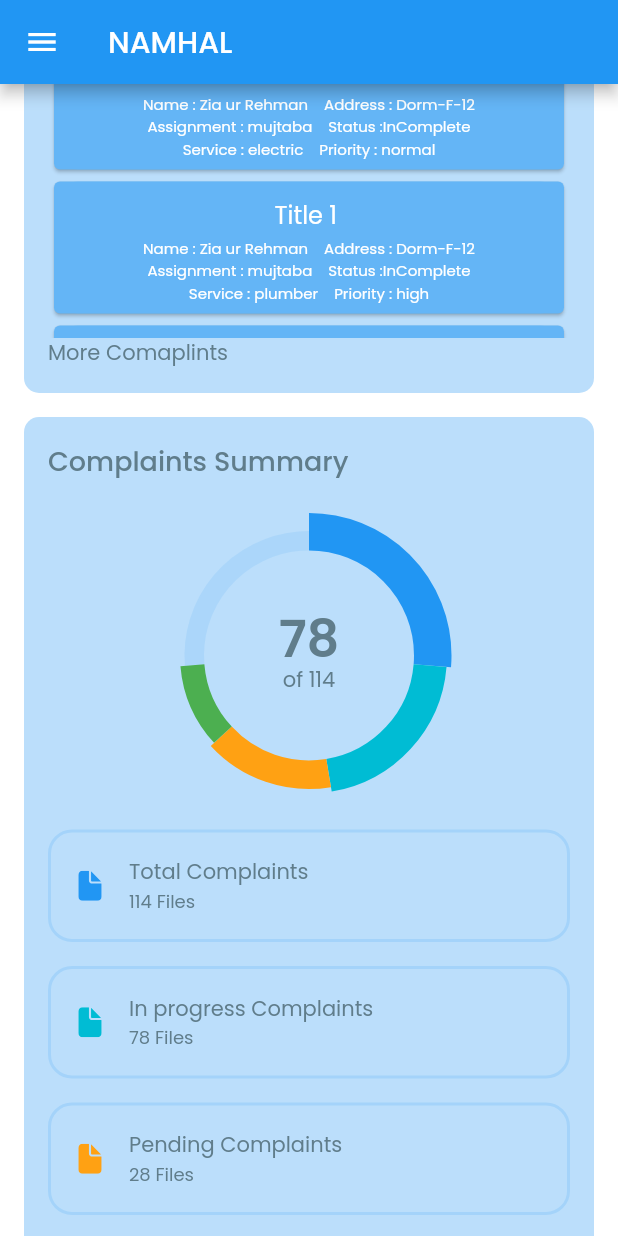
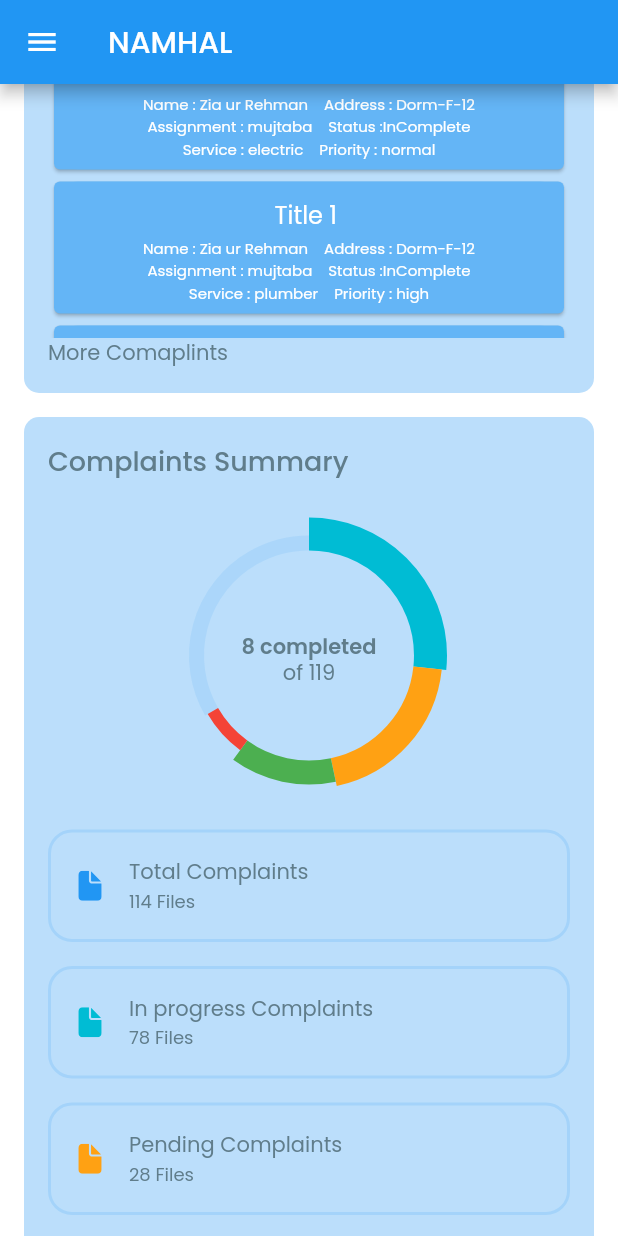
Before and after one commit to Aliraza777/final_project_01, a Flutter app: the screen it shows after launch, scrolled down 576 dp, on a phone screen of 412 x 824 dp. Run offline on Flutter 3.47's test engine with Material 2 defaults, Android fonts, the phone set to English and light mode, and no system bars; drawn by our look-alikes of fl_chart; our stand-ins replace cloud_firestore, firebase_core, firebase_database, flutter_svg, google_fonts, image_picker; accounts and stored records are empty; project files that could hold a hidden picture were left out.

Commit message:
refactored code

```diff
--- a/lib/Components/ComplaintsModel.dart
+++ b/lib/Components/ComplaintsModel.dart
@@ -1,8 +1,9 @@
+import 'package:final_project_01/Constants/constants.dart';
 import 'package:flutter/material.dart';
 
 class ComplaintsStorageInfo {
   final String? svgSrc, title;
-  final int? numOfFiles;
+  late final int? numOfFiles;
   final Color? color;
   final String value;
 
@@ -13,34 +14,42 @@ class ComplaintsStorageInfo {
     this.color,
     required this.value,
   });
+
+  set SetNumOfFiles(int? num) {
+    this.numOfFiles = num;
+  }
+
+  int? get getNumOfFiles {
+    return this.numOfFiles;
+  }
 }
 
 List ComplaintsDetails = [
   ComplaintsStorageInfo(
     title: "Rejected Complaints",
-    numOfFiles: 114,
-    svgSrc: "assets/icons/Documents.svg",
+    numOfFiles: 5,
+    svgSrc: kSvg,
     color: Colors.red,
     value: "total",
   ),
   ComplaintsStorageInfo(
     title: "Pending Complaints",
     numOfFiles: 28,
-    svgSrc: "assets/icons/Documents.svg",
+    svgSrc: kSvg,
     color: Color(0xFFFFA113),
     value: "pending",
   ),
   ComplaintsStorageInfo(
     title: "In progress Complaints",
     numOfFiles: 78,
-    svgSrc: "assets/icons/Documents.svg",
+    svgSrc: kSvg,
     color: Colors.cyan,
     value: "inprogress",
   ),
   ComplaintsStorageInfo(
     title: "Completed Compliants",
     numOfFiles: 8,
-    svgSrc: "assets/icons/Documents.svg",
+    svgSrc: kSvg,
     color: Colors.green,
     value: "complete",
   ),
--- a/lib/Components/Complaints_info_card.dart
+++ b/lib/Components/Complaints_info_card.dart
@@ -15,9 +15,9 @@ class ComplaintsInfoCard extends StatelessWidget {
   @override
   Widget build(BuildContext context) {
     return Container(
-      padding: EdgeInsets.all(defaultPadding),
+      padding: EdgeInsets.all(kDefaultPadding),
       decoration: BoxDecoration(
-        color: secondaryColor,
+        color: kSecondaryColor,
         borderRadius: const BorderRadius.all(Radius.circular(10)),
       ),
       child: InkWell(
@@ -30,7 +30,7 @@ class ComplaintsInfoCard extends StatelessWidget {
               mainAxisAlignment: MainAxisAlignment.spaceBetween,
               children: [
                 Container(
-                  padding: EdgeInsets.all(defaultPadding * 0.75),
+                  padding: EdgeInsets.all(kDefaultPadding * 0.75),
                   height: 40,
                   width: 40,
                   decoration: BoxDecoration(
--- a/lib/Components/complaints_summary_card.dart
+++ b/lib/Components/complaints_summary_card.dart
@@ -19,12 +19,12 @@ class ComplaintsSummaryCard extends StatelessWidget {
   @override
   Widget build(BuildContext context) {
     return Container(
-      margin: EdgeInsets.only(top: defaultPadding),
-      padding: EdgeInsets.all(defaultPadding),
+      margin: EdgeInsets.only(top: kDefaultPadding),
+      padding: EdgeInsets.all(kDefaultPadding),
       decoration: BoxDecoration(
-        border: Border.all(width: 2, color: primaryColor.withOpacity(0.15)),
+        border: Border.all(width: 2, color: kPrimaryColor.withOpacity(0.15)),
         borderRadius: const BorderRadius.all(
-          Radius.circular(defaultPadding),
+          Radius.circular(kDefaultPadding),
         ),
       ),
       child: Row(
@@ -39,13 +39,13 @@ class ComplaintsSummaryCard extends StatelessWidget {
           ),
           Expanded(
             child: Padding(
-              padding: const EdgeInsets.symmetric(horizontal: defaultPadding),
+              padding: const EdgeInsets.symmetric(horizontal: kDefaultPadding),
               child: Column(
                 crossAxisAlignment: CrossAxisAlignment.start,
                 children: [
                   Text(
                     title,
-                    style: TextStyle(color: secondaryColor),
+                    style: TextStyle(color: kSecondaryColor),
                     maxLines: 1,
                     overflow: TextOverflow.ellipsis,
                   ),
@@ -54,7 +54,7 @@ class ComplaintsSummaryCard extends StatelessWidget {
                     style: Theme.of(context)
                         .textTheme
                         .caption!
-                        .copyWith(color: secondaryColor),
+                        .copyWith(color: kSecondaryColor),
                   ),
                 ],
               ),
--- a/lib/Constants/constants.dart
+++ b/lib/Constants/constants.dart
@@ -1,7 +1,9 @@
 import 'package:flutter/material.dart';
 
-const primaryColor = Colors.blue;
-const secondaryColor = Colors.blueGrey;
-const bgColor = Colors.white;
+const kPrimaryColor = Colors.blue;
+const kSecondaryColor = Colors.blueGrey;
+const kBgColor = Colors.white;
 
-const defaultPadding = 16.0;
+const kDefaultPadding = 16.0;
+
+const kSvg = "assets/icons/Documents.svg";
--- a/lib/Screens/Dashboard/Components/ComplaintsSummary.dart
+++ b/lib/Screens/Dashboard/Components/ComplaintsSummary.dart
@@ -12,7 +12,7 @@ class ComplaintsSummary extends StatelessWidget {
   @override
   Widget build(BuildContext context) {
     return Container(
-      padding: EdgeInsets.all(defaultPadding),
+      padding: EdgeInsets.all(kDefaultPadding),
       decoration: BoxDecoration(
         color: Colors.blue[100],
         borderRadius: const BorderRadius.all(Radius.circular(10)),
@@ -23,37 +23,42 @@ class ComplaintsSummary extends StatelessWidget {
           Text(
             "Complaints Summary",
             style: TextStyle(
-              color: secondaryColor,
+              color: kSecondaryColor,
               fontSize: 18,
               fontWeight: FontWeight.w500,
             ),
           ),
-          SizedBox(height: defaultPadding),
+          SizedBox(height: kDefaultPadding),
           Chart(),
           ComplaintsSummaryCard(
-            svgSrc: "assets/icons/Documents.svg",
+            svgSrc: kSvg,
             title: "Total Complaints",
-            color: primaryColor,
+            color: kPrimaryColor,
             numOfFiles: 114,
           ),
           ComplaintsSummaryCard(
-            svgSrc: "assets/icons/Documents.svg",
+            svgSrc: kSvg,
             title: "In progress Complaints",
             color: Colors.cyan,
             numOfFiles: 78,
           ),
           ComplaintsSummaryCard(
-            svgSrc: "assets/icons/Documents.svg",
+            svgSrc: kSvg,
             title: "Pending Complaints",
             color: Color(0xFFFFA113),
             numOfFiles: 28,
           ),
           ComplaintsSummaryCard(
-            svgSrc: "assets/icons/Documents.svg",
+            svgSrc: kSvg,
             title: "Completed Complaints",
             color: Colors.green,
             numOfFiles: 8,
           ),
+          ComplaintsSummaryCard(
+              title: "Rejected Complaints",
+              svgSrc: kSvg,
+              color: Colors.red,
+              numOfFiles: 5),
         ],
       ),
     );
--- a/lib/Screens/Dashboard/Components/chart.dart
+++ b/lib/Screens/Dashboard/Components/chart.dart
@@ -25,18 +25,18 @@ class Chart extends StatelessWidget {
             child: Column(
               mainAxisAlignment: MainAxisAlignment.center,
               children: [
-                SizedBox(height: defaultPadding),
+                SizedBox(height: kDefaultPadding),
                 Text(
-                  "78",
-                  style: Theme.of(context).textTheme.headline4!.copyWith(
-                        color: secondaryColor,
-                        fontWeight: FontWeight.w600,
-                        height: 0.5,
-                      ),
+                  "8 completed",
+                  style: TextStyle(
+                    color: kSecondaryColor,
+                    fontWeight: FontWeight.w600,
+                    height: 0.5,
+                  ),
                 ),
                 Text(
-                  "of 114",
-                  style: TextStyle(color: secondaryColor),
+                  "of 119",
+                  style: TextStyle(color: kSecondaryColor),
                 )
               ],
             ),
@@ -48,12 +48,12 @@ class Chart extends StatelessWidget {
 }
 
 List<PieChartSectionData> paiChartSelectionDatas = [
-  PieChartSectionData(
-    color: primaryColor,
-    value: 25,
-    showTitle: false,
-    radius: 25,
-  ),
+  // PieChartSectionData(
+  //   color: kPrimaryColor,
+  //   value: 25,
+  //   showTitle: false,
+  //   radius: 25,
+  // ),
   PieChartSectionData(
     color: Colors.cyan,
     value: 20,
@@ -72,10 +72,11 @@ List<PieChartSectionData> paiChartSelectionDatas = [
     showTitle: false,
     radius: 16,
   ),
+  PieChartSectionData(color: Colors.red, value: 5, showTitle: false, radius: 8),
   PieChartSectionData(
-    color: primaryColor.withOpacity(0.1),
+    color: kPrimaryColor.withOpacity(0.1),
     value: 25,
     showTitle: false,
-    radius: 13,
+    radius: 10,
   ),
 ];
--- a/lib/Screens/Dashboard/Components/recent_complaints.dart
+++ b/lib/Screens/Dashboard/Components/recent_complaints.dart
@@ -10,7 +10,7 @@ class RecentComplaints extends StatelessWidget {
   @override
   Widget build(BuildContext context) {
     return Container(
-      padding: EdgeInsets.all(defaultPadding),
+      padding: EdgeInsets.all(kDefaultPadding),
       decoration: BoxDecoration(
         color: Colors.blue[100],
         borderRadius: const BorderRadius.all(Radius.circular(10)),
@@ -21,7 +21,7 @@ class RecentComplaints extends StatelessWidget {
           Text(
             "Recent Complaints",
             style: TextStyle(
-              color: secondaryColor,
+              color: kSecondaryColor,
             ),
           ),
           SingleChildScrollView(
@@ -39,7 +39,7 @@ class RecentComplaints extends StatelessWidget {
             child: Text(
               "More Comaplints",
               style: TextStyle(
-                color: secondaryColor,
+                color: kSecondaryColor,
               ),
             ),
           ),
--- a/lib/Screens/Dashboard/dashboard.dart
+++ b/lib/Screens/Dashboard/dashboard.dart
@@ -25,10 +25,10 @@ class DashboardScreen extends StatelessWidget {
       ),
       body: Center(
         child: SingleChildScrollView(
-          padding: EdgeInsets.all(defaultPadding),
+          padding: EdgeInsets.all(kDefaultPadding),
           child: Column(
             children: [
-              SizedBox(height: defaultPadding),
+              SizedBox(height: kDefaultPadding),
               Row(
                 crossAxisAlignment: CrossAxisAlignment.start,
                 children: [
@@ -37,16 +37,16 @@ class DashboardScreen extends StatelessWidget {
                     child: Column(
                       children: [
                         ComplaintDetails(),
-                        SizedBox(height: defaultPadding),
+                        SizedBox(height: kDefaultPadding),
                         RecentComplaints(),
                         if (Responsive.isMobile(context))
-                          SizedBox(height: defaultPadding),
+                          SizedBox(height: kDefaultPadding),
                         if (Responsive.isMobile(context)) ComplaintsSummary(),
                       ],
                     ),
                   ),
                   if (!Responsive.isMobile(context))
-                    SizedBox(width: defaultPadding),
+                    SizedBox(width: kDefaultPadding),
                   // On Mobile means if the screen is less than 850 we dont want to show it
                   if (!Responsive.isMobile(context))
                     Expanded(
@@ -80,15 +80,15 @@ class ComplaintDetails extends StatelessWidget {
             Text(
               "Complaints Detail",
               style: TextStyle(
-                color: secondaryColor,
+                color: kSecondaryColor,
               ),
             ),
             ElevatedButton.icon(
               style: TextButton.styleFrom(
                 padding: EdgeInsets.symmetric(
-                  horizontal: defaultPadding,
+                  horizontal: kDefaultPadding,
                   vertical:
-                      defaultPadding / (Responsive.isMobile(context) ? 2 : 1),
+                      kDefaultPadding / (Responsive.isMobile(context) ? 2 : 1),
                 ),
               ),
               onPressed: () {
@@ -100,7 +100,7 @@ class ComplaintDetails extends StatelessWidget {
             ),
           ],
         ),
-        SizedBox(height: defaultPadding),
+        SizedBox(height: kDefaultPadding),
         Responsive(
           mobile: ComplaintsCardGridView(
             crossAxisCount: _size.width < 650 ? 2 : 4,
@@ -134,8 +134,8 @@ class ComplaintsCardGridView extends StatelessWidget {
       itemCount: ComplaintsDetails.length,
       gridDelegate: SliverGridDelegateWithFixedCrossAxisCount(
         crossAxisCount: crossAxisCount,
-        crossAxisSpacing: defaultPadding,
-        mainAxisSpacing: defaultPadding,
+        crossAxisSpacing: kDefaultPadding,
+        mainAxisSpacing: kDefaultPadding,
         childAspectRatio: childAspectRatio,
       ),
       itemBuilder: (context, index) =>
--- a/lib/main.dart
+++ b/lib/main.dart
@@ -2,6 +2,7 @@ import 'package:final_project_01/Screens/MainScreen/mainScreen.dart';
 import 'package:firebase_core/firebase_core.dart';
 import 'package:flutter/material.dart';
 import 'package:google_fonts/google_fonts.dart';
+
 import 'Constants/constants.dart';
 
 Future<void> main() async {
@@ -18,10 +19,10 @@ class MyApp extends StatelessWidget {
       debugShowCheckedModeBanner: false,
       title: 'NAMHAL Admin Panel',
       theme: ThemeData.dark().copyWith(
-        scaffoldBackgroundColor: bgColor,
+        scaffoldBackgroundColor: kBgColor,
         textTheme: GoogleFonts.poppinsTextTheme(Theme.of(context).textTheme)
             .apply(bodyColor: Colors.white),
-        canvasColor: secondaryColor,
+        canvasColor: kSecondaryColor,
       ),
       home: Scaffold(
         body: MainScreen(),
```
